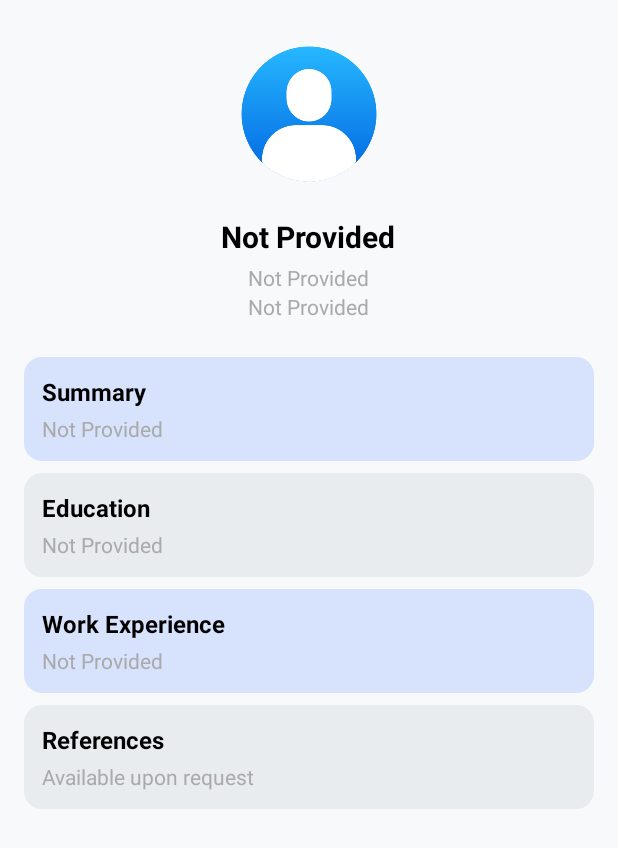
After one commit to Rekker36/CV-Builder, an Android app: the PreviewActivity screen opened directly, with no data from a screen before it, on a phone screen of 412 x 824 dp. The commit adds this screen. Shown: the top 848 px of the screen. Run offline under Robolectric (Android 15) with nearby library versions, the phone set to English and light mode, and no system bars.

Commit message:
Final commit

```diff
--- a/app/build.gradle
+++ b/app/build.gradle
@@ -37,4 +37,6 @@ dependencies {
     testImplementation libs.junit
     androidTestImplementation libs.ext.junit
     androidTestImplementation libs.espresso.core
+    implementation 'com.github.bumptech.glide:glide:4.16.0'
+    annotationProcessor 'com.github.bumptech.glide:compiler:4.16.0'
 }
--- /dev/null
+++ b/app/src/main/java/com/example/smd_ass_2/PreviewActivity.java
@@ -0,0 +1,64 @@
+package com.example.smd_ass_2;
+
+import android.graphics.Bitmap;
+import android.graphics.BitmapFactory;
+import android.os.Bundle;
+
+import androidx.activity.EdgeToEdge;
+import androidx.appcompat.app.AppCompatActivity;
+import androidx.core.graphics.Insets;
+import androidx.core.view.ViewCompat;
+import androidx.core.view.WindowInsetsCompat;
+import android.content.SharedPreferences;
+import android.os.Bundle;
+import android.util.Base64;
+import android.widget.TextView;
+import android.widget.ImageView;
+import androidx.appcompat.app.AppCompatActivity;
+import com.bumptech.glide.Glide;
+
+public class PreviewActivity extends AppCompatActivity {
+    ImageView profileImageView;
+    TextView nameTextView, emailTextView, phoneTextView, summaryTextView, educationTextView, experienceTextView, referencesTextView;
+
+
+    @Override
+    protected void onCreate(Bundle savedInstanceState) {
+        super.onCreate(savedInstanceState);
+        EdgeToEdge.enable(this);
+        setContentView(R.layout.activity_preview);
+
+        // Initialize UI elements
+        profileImageView = findViewById(R.id.profileImageView);
+        nameTextView = findViewById(R.id.nameTextView);
+        emailTextView = findViewById(R.id.emailTextView);
+        phoneTextView = findViewById(R.id.phoneTextView);
+        summaryTextView = findViewById(R.id.summaryTextView);
+        educationTextView = findViewById(R.id.educationTextView);
+        experienceTextView = findViewById(R.id.experienceTextView);
+        referencesTextView = findViewById(R.id.referencesTextView);
+
+        // Load data from SharedPreferences
+        SharedPreferences personalPrefs = getSharedPreferences("PersonalDetailsPrefs", MODE_PRIVATE);
+        SharedPreferences summaryPrefs = getSharedPreferences("SummaryPrefs", MODE_PRIVATE);
+        SharedPreferences educationPrefs = getSharedPreferences("EducationPrefs", MODE_PRIVATE);
+        SharedPreferences experiencePrefs = getSharedPreferences("ExperiencePrefs", MODE_PRIVATE);
+        SharedPreferences profilePrefs = getSharedPreferences("ProfilePrefs", MODE_PRIVATE);
+
+        // Set user details
+        nameTextView.setText(personalPrefs.getString("name", "Not Provided"));
+        emailTextView.setText(personalPrefs.getString("email", "Not Provided"));
+        phoneTextView.setText(personalPrefs.getString("phone", "Not Provided"));
+        summaryTextView.setText(summaryPrefs.getString("summary", "Not Provided"));
+        educationTextView.setText(educationPrefs.getString("university", "Not Provided"));
+        experienceTextView.setText(experiencePrefs.getString("job", "Not Provided"));
+
+        // Load profile picture
+        String encodedImage = profilePrefs.getString("profile_image", null);
+        if (encodedImage != null) {
+            byte[] imageBytes = Base64.decode(encodedImage, Base64.DEFAULT);
+            Bitmap profileBitmap = BitmapFactory.decodeByteArray(imageBytes, 0, imageBytes.length);
+            profileImageView.setImageBitmap(profileBitmap);
+        }
+    }
+}
--- /dev/null
+++ b/app/src/main/res/drawable/rounded_bg_blue.xml
@@ -0,0 +1,5 @@
+<shape xmlns:android="http://schemas.android.com/apk/res/android"
+    android:shape="rectangle">
+    <corners android:radius="12dp"/>
+    <solid android:color="#D7E3FC"/>
+</shape>
--- /dev/null
+++ b/app/src/main/res/drawable/rounded_bg_gray.xml
@@ -0,0 +1,5 @@
+<shape xmlns:android="http://schemas.android.com/apk/res/android"
+    android:shape="rectangle">
+    <corners android:radius="12dp"/>
+    <solid android:color="#E9ECEF"/>
+</shape>
--- /dev/null
+++ b/app/src/main/res/drawable/rounded_image_background.xml
@@ -0,0 +1,5 @@
+<?xml version="1.0" encoding="utf-8"?>
+<shape xmlns:android="http://schemas.android.com/apk/res/android"
+    android:shape="oval">
+    <solid android:color="@android:color/darker_gray"/>
+</shape>
--- /dev/null
+++ b/app/src/main/res/layout/activity_preview.xml
@@ -0,0 +1,178 @@
+<?xml version="1.0" encoding="utf-8"?>
+<ScrollView xmlns:android="http://schemas.android.com/apk/res/android"
+    android:layout_width="match_parent"
+    android:layout_height="match_parent"
+    android:paddingTop="?attr/actionBarSize"
+    android:padding="16dp"
+    android:background="#F8F9FA">
+
+    <LinearLayout
+        android:layout_width="match_parent"
+        android:layout_height="wrap_content"
+        android:orientation="vertical"
+        android:gravity="center"
+        android:paddingBottom="24dp">
+
+        <!-- Profile Picture -->
+        <ImageView
+            android:id="@+id/profileImageView"
+            android:layout_width="120dp"
+            android:layout_height="120dp"
+            android:scaleType="centerCrop"
+            android:layout_gravity="center"
+            android:src="@drawable/ic_profile_placeholder"
+            android:layout_marginBottom="8dp"/>
+
+        <!-- Name -->
+        <TextView
+            android:id="@+id/nameTextView"
+            android:layout_width="wrap_content"
+            android:layout_height="wrap_content"
+            android:text="Alex Johnson"
+            android:textSize="20sp"
+            android:textStyle="bold"
+            android:gravity="center"
+            android:layout_gravity="center"
+            android:textColor="@android:color/black"/>
+
+        <!-- Email -->
+        <TextView
+            android:id="@+id/emailTextView"
+            android:layout_width="wrap_content"
+            android:layout_height="wrap_content"
+            android:text="alex.johnson@example.com"
+            android:textSize="14sp"
+            android:gravity="center"
+            android:layout_gravity="center"
+            android:textColor="@android:color/darker_gray"
+            android:layout_marginTop="4dp"/>
+
+        <!-- Phone -->
+        <TextView
+            android:id="@+id/phoneTextView"
+            android:layout_width="wrap_content"
+            android:layout_height="wrap_content"
+            android:text="+1-234-567-8901"
+            android:textSize="14sp"
+            android:gravity="center"
+            android:layout_gravity="center"
+            android:textColor="@android:color/darker_gray"
+            android:layout_marginBottom="16dp"/>
+
+        <!-- Sections -->
+        <LinearLayout
+            android:layout_width="match_parent"
+            android:layout_height="wrap_content"
+            android:orientation="vertical"
+            android:layout_marginTop="8dp">
+
+            <!-- Summary -->
+            <LinearLayout
+                android:layout_width="match_parent"
+                android:layout_height="wrap_content"
+                android:background="@drawable/rounded_bg_blue"
+                android:padding="12dp"
+                android:orientation="vertical"
+                android:layout_marginBottom="8dp">
+
+                <TextView
+                    android:layout_width="wrap_content"
+                    android:layout_height="wrap_content"
+                    android:text="Summary"
+                    android:textSize="16sp"
+                    android:textStyle="bold"
+                    android:textColor="@android:color/black"/>
+
+                <TextView
+                    android:id="@+id/summaryTextView"
+                    android:layout_width="match_parent"
+                    android:layout_height="wrap_content"
+                    android:text="Hi, this is Mahad and I am an AI enthusiast. Welcome to my profile."
+                    android:textSize="14sp"
+                    android:layout_marginTop="4dp"
+                    android:textColor="@android:color/darker_gray"/>
+            </LinearLayout>
+
+            <!-- Education -->
+            <LinearLayout
+                android:layout_width="match_parent"
+                android:layout_height="wrap_content"
+                android:background="@drawable/rounded_bg_gray"
+                android:padding="12dp"
+                android:orientation="vertical"
+                android:layout_marginBottom="8dp">
+
+                <TextView
+                    android:layout_width="wrap_content"
+                    android:layout_height="wrap_content"
+                    android:text="Education"
+                    android:textSize="16sp"
+                    android:textStyle="bold"
+                    android:textColor="@android:color/black"/>
+
+                <TextView
+                    android:id="@+id/educationTextView"
+                    android:layout_width="match_parent"
+                    android:layout_height="wrap_content"
+                    android:text="FAST NUCES"
+                    android:textSize="14sp"
+                    android:layout_marginTop="4dp"
+                    android:textColor="@android:color/darker_gray"/>
+            </LinearLayout>
+
+            <!-- Experience -->
+            <LinearLayout
+                android:layout_width="match_parent"
+                android:layout_height="wrap_content"
+                android:background="@drawable/rounded_bg_blue"
+                android:padding="12dp"
+                android:orientation="vertical"
+                android:layout_marginBottom="8dp">
+
+                <TextView
+                    android:layout_width="wrap_content"
+                    android:layout_height="wrap_content"
+                    android:text="Work Experience"
+                    android:textSize="16sp"
+                    android:textStyle="bold"
+                    android:textColor="@android:color/black"/>
+
+                <TextView
+                    android:id="@+id/experienceTextView"
+                    android:layout_width="match_parent"
+                    android:layout_height="wrap_content"
+                    android:text="Tech Solutions Inc.\nJan 2018 - Present"
+                    android:textSize="14sp"
+                    android:layout_marginTop="4dp"
+                    android:textColor="@android:color/darker_gray"/>
+            </LinearLayout>
+
+            <!-- References -->
+            <LinearLayout
+                android:layout_width="match_parent"
+                android:layout_height="wrap_content"
+                android:background="@drawable/rounded_bg_gray"
+                android:padding="12dp"
+                android:orientation="vertical">
+
+                <TextView
+                    android:layout_width="wrap_content"
+                    android:layout_height="wrap_content"
+                    android:text="References"
+                    android:textSize="16sp"
+                    android:textStyle="bold"
+                    android:textColor="@android:color/black"/>
+
+                <TextView
+                    android:id="@+id/referencesTextView"
+                    android:layout_width="match_parent"
+                    android:layout_height="wrap_content"
+                    android:text="Available upon request"
+                    android:textSize="14sp"
+                    android:layout_marginTop="4dp"
+                    android:textColor="@android:color/darker_gray"/>
+            </LinearLayout>
+
+        </LinearLayout>
+    </LinearLayout>
+</ScrollView>
--- a/app/src/main/res/values/colors.xml
+++ b/app/src/main/res/values/colors.xml
@@ -3,4 +3,7 @@
     <color name="black">#FF000000</color>
     <color name="white">#FFFFFFFF</color>
     <color name="blue">#2196F3</color>
+    <color name="light_blue">#E3F2FD</color>
+    <color name="light_gray">#E0E0E0</color>
+
 </resources>
```
Also changed, not shown: app/src/main/AndroidManifest.xml (+7 -4 lines), app/src/main/java/com/example/smd_ass_2/ExportPDFActivity.java (+94 -8 lines), app/src/main/java/com/example/smd_ass_2/MainActivity.java (+8 -0 lines), app/src/main/res/layout/activity_main.xml (+9 -0 lines), app/src/main/res/drawable/ic_profile_placeholder.png (added).
